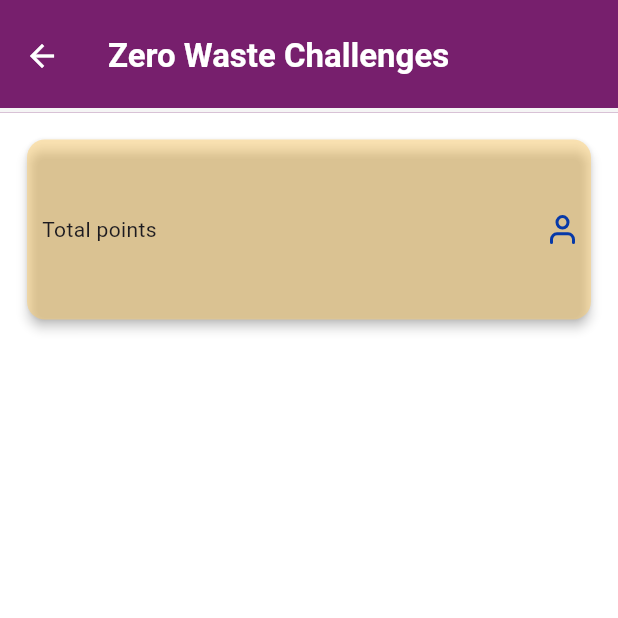
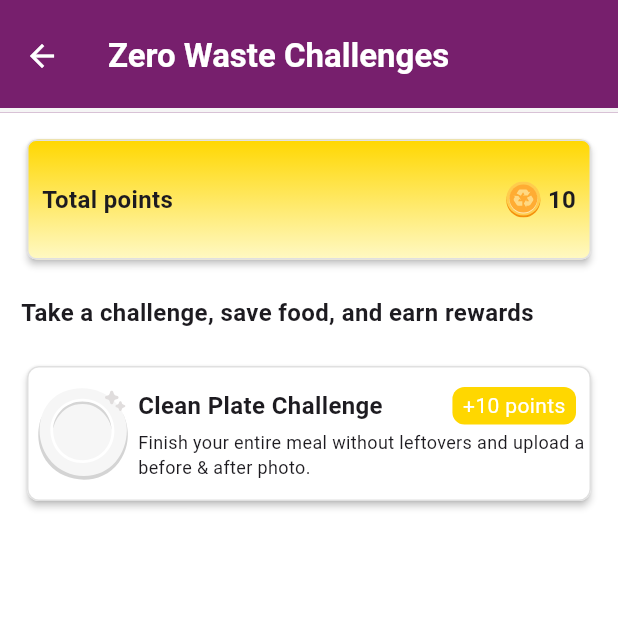
Before and after one commit to Han5uk3/Foodlynk, a Flutter app: the screen it shows after launch, after a tap on "Terms & Conditions", on a phone screen of 412 x 824 dp, the top half of it. Run offline on Flutter 3.47's test engine with Material 3 defaults, Android fonts, the phone set to English and light mode, and no system bars; our stand-ins replace flutter_svg, pin_code_fields; missing offline and left inert: dart:ffi.

Commit message:
zero waste home completed

```diff
--- /dev/null
+++ b/lib/common_widget/svgicon.dart
@@ -0,0 +1,6 @@
+import 'package:flutter_svg/flutter_svg.dart';
+import 'package:flutter/widgets.dart';
+
+Widget loadsvg(String path) {
+  return SvgPicture.asset(path, fit: BoxFit.contain);
+}
--- a/lib/modules/zero_waste_challenges/zero_waste_challenges.dart
+++ b/lib/modules/zero_waste_challenges/zero_waste_challenges.dart
@@ -1,6 +1,11 @@
+import 'dart:ffi';
+import 'dart:math';
+
 import 'package:flutter/material.dart';
-import 'package:flutter_svg/svg.dart';
+
 import 'package:saver_bbk_main/common_widget/saver_appbar.dart';
+import 'package:saver_bbk_main/common_widget/svgicon.dart';
+
 import 'package:saver_bbk_main/styles/colors.dart';
 
 class ZeroWasteChallenges extends StatefulWidget {
@@ -25,21 +30,119 @@ class _ZeroWasteChallengesState extends State<ZeroWasteChallenges> {
       body: Padding(
         padding: const EdgeInsets.all(14),
         child: Column(
+          mainAxisAlignment: MainAxisAlignment.start,
+          crossAxisAlignment: CrossAxisAlignment.start,
           children: [
             Card(
-              color: AppColor.lightYellow,
-              elevation: 3,
-              child: SizedBox(
-                height: 120,
+              shape: RoundedRectangleBorder(
+                side: BorderSide(color: Colors.grey.shade300),
+                borderRadius: BorderRadius.circular(6),
+              ),
+              elevation: 2,
+              child: Container(
+                decoration: BoxDecoration(
+                  borderRadius: BorderRadius.all(Radius.circular(8)),
+                  gradient: LinearGradient(
+                    colors: [
+                      Color(0xFFFFF9C4),
+                      Color(0xFFFFD700),
+                    ], // Light Yellow to Gold
+                    begin: Alignment.bottomCenter,
+                    end: Alignment.topCenter,
+                  ),
+                ),
+                height: 80,
                 child: Padding(
                   padding: const EdgeInsets.symmetric(horizontal: 10),
                   child: Row(
                     mainAxisAlignment: MainAxisAlignment.spaceBetween,
                     children: [
-                      Text("Total points"),
-                      SvgPicture.asset("assets/icons/Icon.svg"),
+                      Text(
+                        "Total points",
+                        style: TextStyle(
+                          fontSize: 16,
+                          fontWeight: FontWeight.w600,
+                        ),
+                      ),
+                      Row(
+                        children: [
+                          loadsvg("assets/icons/coin.svg"),
+                          Text(
+                            " 10",
+                            style: TextStyle(
+                              fontSize: 16,
+                              fontWeight: FontWeight.w600,
+                            ),
+                          ),
+                        ],
+                      ),
                     ],
                   ),
+                ),
+              ),
+            ),
+            SizedBox(height: 20),
+            Text(
+              "Take a challenge, save food, and earn rewards",
+              style: TextStyle(fontSize: 16, fontWeight: FontWeight.w600),
+            ),
+            SizedBox(height: 20),
+            Card(
+              shape: RoundedRectangleBorder(
+                side: BorderSide(color: Colors.grey.shade300),
+                borderRadius: BorderRadius.circular(8),
+              ),
+              elevation: 2,
+              color: AppColor.white,
+              child: SizedBox(
+                height: 90,
+                child: Row(
+                  mainAxisAlignment: MainAxisAlignment.center,
+                  crossAxisAlignment: CrossAxisAlignment.center,
+                  children: [
+                    loadsvg("assets/icons/cleanplate.svg"),
+                    Expanded(
+                      child: Column(
+                        mainAxisAlignment: MainAxisAlignment.center,
+                        spacing: 3,
+                        children: [
+                          Row(
+                            mainAxisAlignment: MainAxisAlignment.spaceBetween,
+                            crossAxisAlignment: CrossAxisAlignment.center,
+                            children: [
+                              Text(
+                                "Clean Plate Challenge",
+                                style: TextStyle(
+                                  fontSize: 16,
+                                  fontWeight: FontWeight.w700,
+                                ),
+                              ),
+                              Container(
+                                margin: EdgeInsets.only(right: 10),
+                                height: 25,
+                                padding: EdgeInsets.symmetric(horizontal: 7),
+                                decoration: BoxDecoration(
+                                  color: Color(0xFFFFD700),
+                                  borderRadius: BorderRadius.circular(8),
+                                ),
+                                child: Center(
+                                  child: Text(
+                                    "+10 points",
+                                    style: TextStyle(color: AppColor.white),
+                                  ),
+                                ),
+                              ),
+                            ],
+                          ),
+
+                          Text(
+                            "Finish your entire meal without leftovers and upload a before & after photo.",
+                            style: TextStyle(fontSize: 12),
+                          ),
+                        ],
+                      ),
+                    ),
+                  ],
                 ),
               ),
             ),
--- a/lib/profile/profile_page.dart
+++ b/lib/profile/profile_page.dart
@@ -2,6 +2,7 @@ import 'package:flutter/material.dart';
 import 'package:saver_bbk_main/common_widget/button.dart';
 import 'package:saver_bbk_main/common_widget/outline_button.dart';
 import 'package:saver_bbk_main/common_widget/saver_appbar.dart';
+import 'package:saver_bbk_main/common_widget/svgicon.dart';
 import 'package:saver_bbk_main/modules/account/edit_profile.dart';
 import 'package:saver_bbk_main/modules/zero_waste_challenges/zero_waste_challenges.dart';
 import 'package:saver_bbk_main/profile/password_page.dart';
@@ -25,9 +26,10 @@ class _ProfilePageState extends State<ProfilePage> {
           children: [
             _buildProfileTile(
               label: "My Profile",
-              icon: Icons.person_2_outlined,
+              path: "assets/icons/Icon.svg",
+
               color: AppColor.lightblue,
-              iconColor: AppColor.blue,
+
               onTap: () {
                 Navigator.of(context).push(
                   MaterialPageRoute(
@@ -39,9 +41,10 @@ class _ProfilePageState extends State<ProfilePage> {
 
             _buildProfileTile(
               label: "Password",
-              icon: Icons.key_outlined,
+              path: "assets/icons/password.svg",
+
               color: AppColor.lightPurple,
-              iconColor: AppColor.purple,
+
               onTap: () {
                 Navigator.push(
                   context,
@@ -54,9 +57,10 @@ class _ProfilePageState extends State<ProfilePage> {
 
             _buildProfileTile(
               label: "Terms & Conditions",
-              icon: Icons.insert_drive_file_outlined,
+              path: "assets/icons/terms.svg",
+
               color: Colors.green.shade50,
-              iconColor: Colors.green.shade600,
+
               onTap: () {
                 Navigator.push(
                   context,
@@ -69,9 +73,10 @@ class _ProfilePageState extends State<ProfilePage> {
 
             _buildProfileTile(
               label: "Delete Profile",
-              icon: Icons.person_2_outlined,
+              path: "assets/icons/deleteaccount.svg",
+
               color: Colors.red.shade50,
-              iconColor: Colors.red.shade600,
+
               onTap: () {
                 _showDeleteBottomSheet(context, true);
               },
@@ -79,9 +84,10 @@ class _ProfilePageState extends State<ProfilePage> {
 
             _buildProfileTile(
               label: "Logout",
-              icon: Icons.person_2_outlined,
+              path: "assets/icons/logout.svg",
+
               color: AppColor.lightPink,
-              iconColor: AppColor.pink,
+
               onTap: () {
                 _showDeleteBottomSheet(context, false);
               },
@@ -94,9 +100,9 @@ class _ProfilePageState extends State<ProfilePage> {
 
   _buildProfileTile({
     VoidCallback? onTap,
-    required Color iconColor,
+    required String path,
     required Color color,
-    required IconData icon,
+
     required String label,
   }) {
     return Column(
@@ -111,7 +117,9 @@ class _ProfilePageState extends State<ProfilePage> {
               color: color,
               borderRadius: BorderRadius.circular(8),
             ),
-            child: Icon(icon, color: iconColor),
+            child: Center(
+              child: SizedBox(height: 20, width: 20, child: loadsvg(path)),
+            ),
           ),
           title: Text(label, style: TextStyle(fontSize: 16)),
           trailing: Icon(Icons.chevron_right, size: 35),
```
Also changed, not shown: assets/icons/cleanplate.svg (added), assets/icons/coin.svg (added), assets/icons/deleteaccount.svg (added), assets/icons/logout.svg (added), assets/icons/password.svg (added), assets/icons/terms.svg (added).
